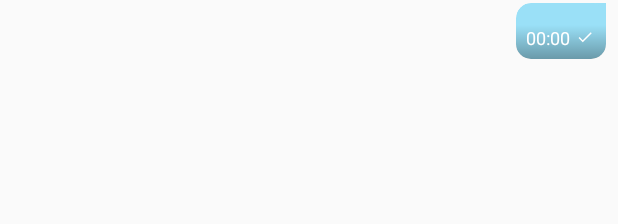
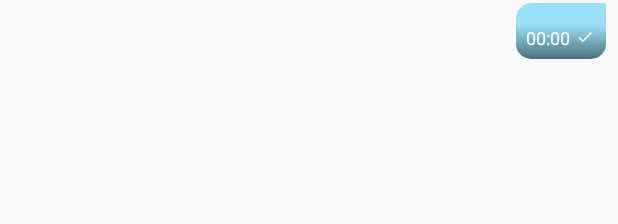
Before and after one commit to felixarianto/Ngantri, an Android app: the layout messaging_adapter_right.xml on its own in the app's theme, with its tools: preview values and no code run, on a phone screen of 412 x 824 dp. Shown: the top 224 px of the screen. Run offline under Robolectric (Android 15) with nearby library versions, the phone set to English and light mode, and no system bars.

Commit message:
Antri type

```diff
--- a/app/src/main/res/drawable/messaging_bg_time.xml
+++ b/app/src/main/res/drawable/messaging_bg_time.xml
@@ -5,7 +5,7 @@
             <gradient
                 android:angle="90"
                 android:endColor="#00000000"
-                android:startColor="#50000000" />
+                android:startColor="#80000000" />
         </shape>
     </item>
 
```
